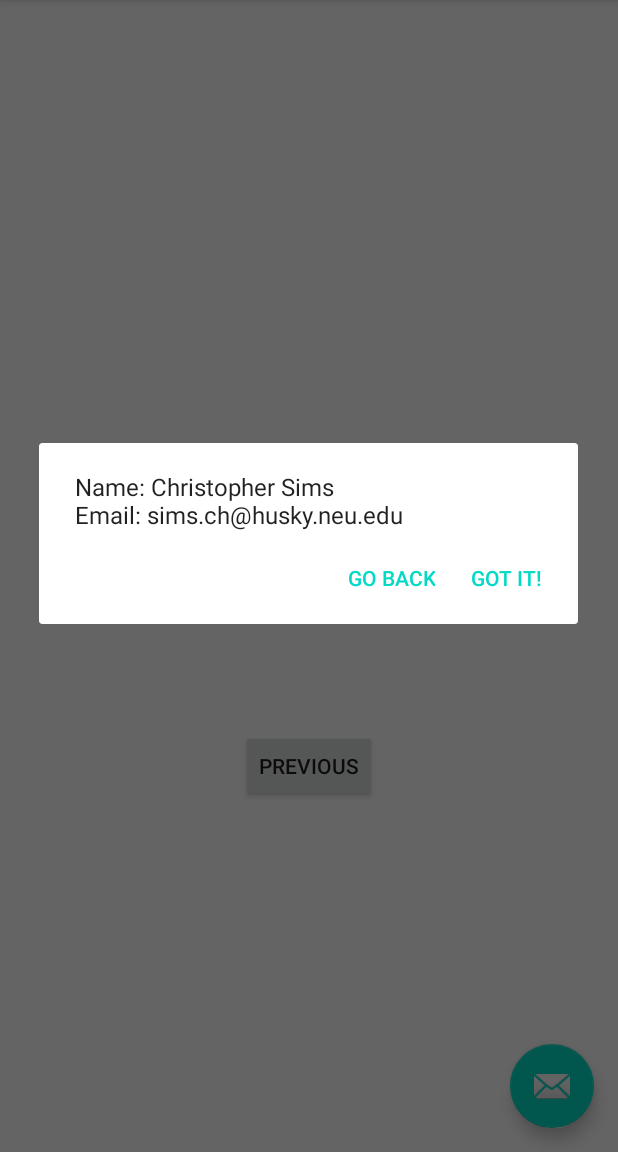
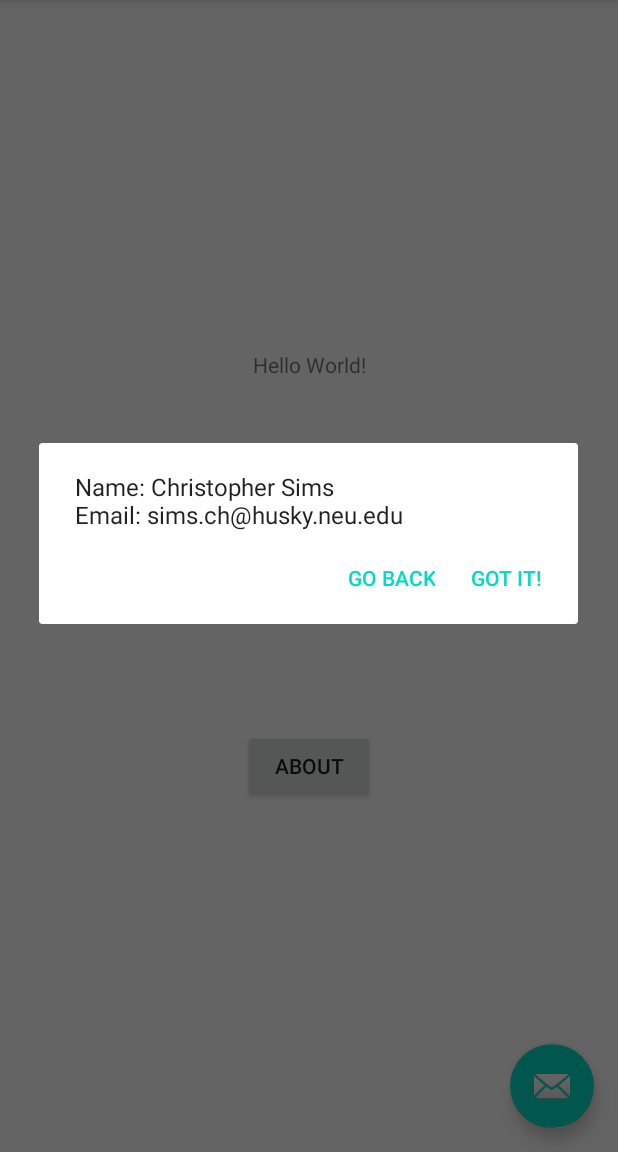
Before and after one commit to creasetopher/NUMAD20Su-ChristopherSims, an Android app: the screen it shows after launch (MainActivity), after a tap on "ABOUT", on a phone screen of 412 x 824 dp, the part 84-1236 px from its top. Run offline under Robolectric (Android 15) with nearby library versions, the phone set to English and light mode, and no system bars.

Commit message:
undo about onclick change

```diff
--- a/app/src/main/java/com/example/numad20su_christophersims/FirstFragment.java
+++ b/app/src/main/java/com/example/numad20su_christophersims/FirstFragment.java
@@ -39,8 +39,8 @@ public class FirstFragment extends Fragment {
             @Override
             public void onClick(View view) {
 
-                NavHostFragment.findNavController(FirstFragment.this)
-                        .navigate(R.id.action_FirstFragment_to_SecondFragment);
+//                NavHostFragment.findNavController(FirstFragment.this)
+//                        .navigate(R.id.action_FirstFragment_to_SecondFragment);
                 builder.create().show();
                 Log.v("T", "???");
 
```
